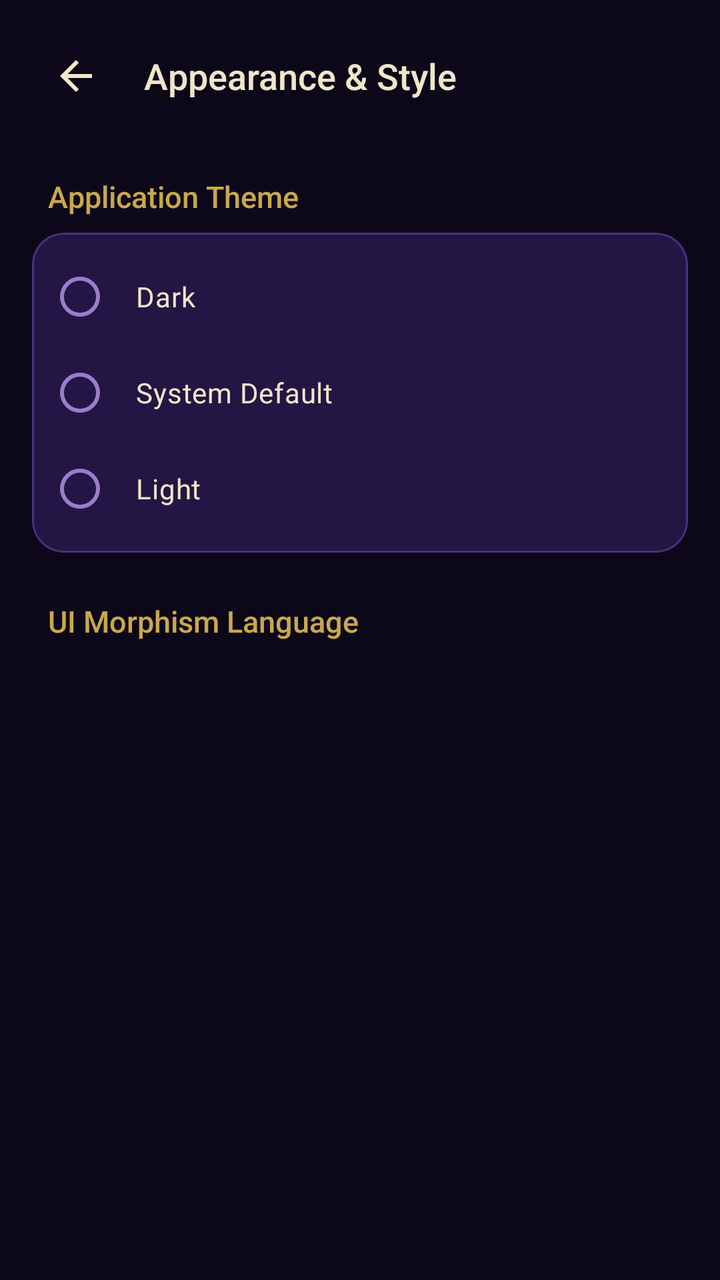
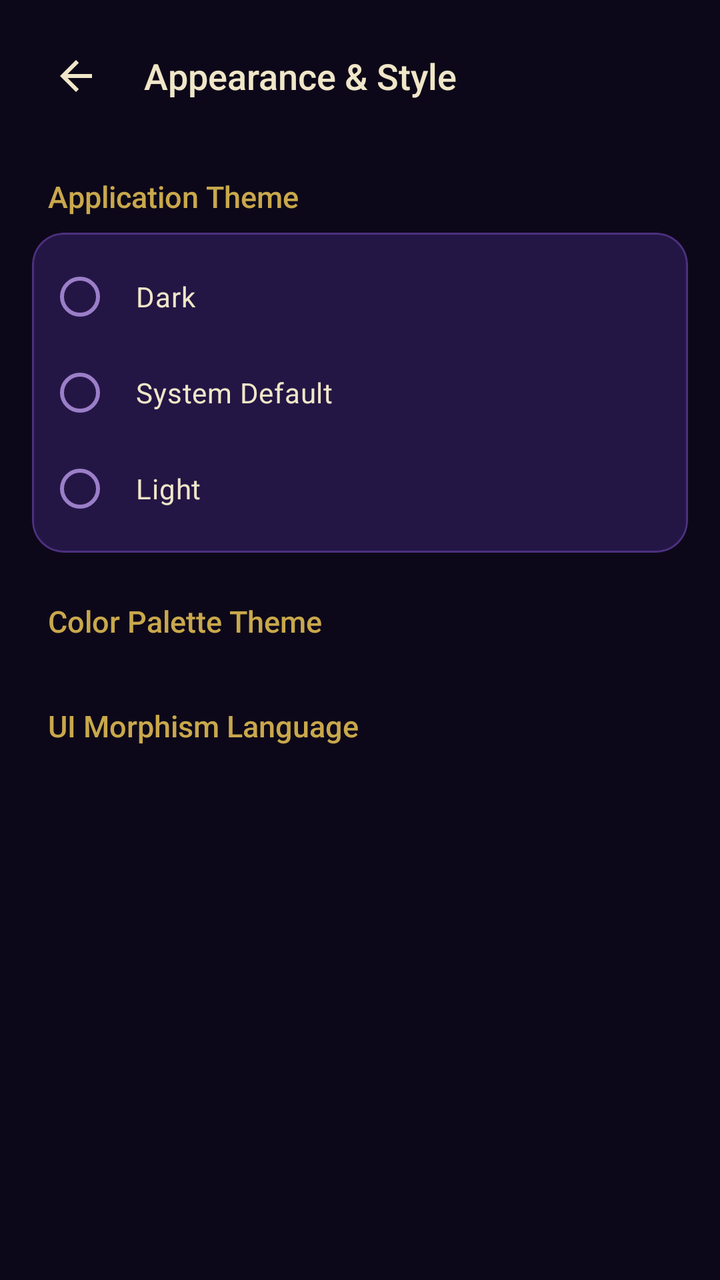

An Android layout rendered at two revisions. The XML below is the earlier revision; the diff shows what the commit changed to produce the second picture.
<!-- AndroidManifest.xml: application theme Theme.Swara -->
<!-- res/layout/fragment_settings.xml -->
<?xml version="1.0" encoding="utf-8"?>
<LinearLayout xmlns:android="http://schemas.android.com/apk/res/android"
    xmlns:app="http://schemas.android.com/apk/res-auto"
    android:id="@+id/layoutSettingsRoot"
    android:layout_width="match_parent"
    android:layout_height="match_parent"
    android:orientation="vertical"
    android:background="@color/swara_night">

    
    <LinearLayout
        android:id="@+id/headerSettings"
        android:layout_width="match_parent"
        android:layout_height="wrap_content"
        android:orientation="horizontal"
        android:gravity="center_vertical"
        android:paddingHorizontal="@dimen/dp_16"
        android:paddingTop="@dimen/dp_16"
        android:paddingBottom="@dimen/dp_12">

        <ImageButton
            android:id="@+id/btnBack"
            android:layout_width="44dp"
            android:layout_height="44dp"
            android:src="@drawable/ic_arrow_back"
            android:background="?attr/selectableItemBackgroundBorderless"
            app:tint="@color/swara_cream"
            android:contentDescription="@string/previous" />

        <TextView
            android:id="@+id/tvSettingsTitle"
            android:layout_width="0dp"
            android:layout_height="wrap_content"
            android:layout_weight="1"
            android:text="@string/appearance"
            android:textSize="@dimen/text_title_lg"
            android:textColor="@color/swara_text_primary"
            android:fontFamily="sans-serif-medium"
            android:layout_marginStart="@dimen/dp_12" />

    </LinearLayout>

    <androidx.core.widget.NestedScrollView
        android:layout_width="match_parent"
        android:layout_height="0dp"
        android:layout_weight="1"
        android:overScrollMode="never"
        android:paddingBottom="144dp">

        <LinearLayout
            android:layout_width="match_parent"
            android:layout_height="wrap_content"
            android:orientation="vertical">

            
            <TextView
                android:id="@+id/tvThemeHeader"
                android:layout_width="wrap_content"
                android:layout_height="wrap_content"
                android:text="@string/theme_title"
                android:textSize="@dimen/text_title_md"
                android:textColor="@color/swara_gold"
                android:fontFamily="sans-serif-medium"
                android:paddingHorizontal="@dimen/dp_24"
                android:paddingTop="@dimen/dp_16"
                android:paddingBottom="@dimen/dp_8" />

            <com.google.android.material.card.MaterialCardView
                android:id="@+id/cardThemeContainer"
                android:layout_width="match_parent"
                android:layout_height="wrap_content"
                android:layout_marginHorizontal="@dimen/dp_16"
                android:layout_marginBottom="@dimen/dp_16"
                app:cardBackgroundColor="@color/swara_surface_2"
                app:cardCornerRadius="@dimen/radius_md"
                app:strokeColor="@color/swara_glass_stroke"
                app:strokeWidth="@dimen/border_regular">

                <RadioGroup
                    android:id="@+id/rgTheme"
                    android:layout_width="match_parent"
                    android:layout_height="wrap_content"
                    android:orientation="vertical"
                    android:padding="@dimen/dp_8">

                    <RadioButton
                        android:id="@+id/rbThemeDark"
                        android:layout_width="match_parent"
                        android:layout_height="wrap_content"
                        android:text="@string/theme_dark"
                        android:textColor="@color/swara_text_primary"
                        android:textSize="@dimen/text_body_md"
                        android:padding="@dimen/dp_12"
                        android:buttonTint="@color/swara_gold" />

                    <RadioButton
                        android:id="@+id/rbThemeSystem"
                        android:layout_width="match_parent"
                        android:layout_height="wrap_content"
                        android:text="@string/theme_system"
                        android:textColor="@color/swara_text_primary"
                        android:textSize="@dimen/text_body_md"
                        android:padding="@dimen/dp_12"
                        android:buttonTint="@color/swara_gold" />

                    <RadioButton
                        android:id="@+id/rbThemeLight"
                        android:layout_width="match_parent"
                        android:layout_height="wrap_content"
                        android:text="@string/theme_light"
                        android:textColor="@color/swara_text_primary"
                        android:textSize="@dimen/text_body_md"
                        android:padding="@dimen/dp_12"
                        android:buttonTint="@color/swara_gold" />

                </RadioGroup>

            </com.google.android.material.card.MaterialCardView>

            
            <TextView
                android:id="@+id/tvMorphismHeader"
                android:layout_width="wrap_content"
                android:layout_height="wrap_content"
                android:text="@string/morphism_title"
                android:textSize="@dimen/text_title_md"
                android:textColor="@color/swara_gold"
                android:fontFamily="sans-serif-medium"
                android:paddingHorizontal="@dimen/dp_24"
                android:paddingTop="@dimen/dp_8"
                android:paddingBottom="@dimen/dp_8" />

            <androidx.recyclerview.widget.RecyclerView
                android:id="@+id/rvMorphismStyles"
                android:layout_width="match_parent"
                android:layout_height="wrap_content"
                android:nestedScrollingEnabled="false"
                android:overScrollMode="never" />

        </LinearLayout>

    </androidx.core.widget.NestedScrollView>

</LinearLayout>
<!-- resources referenced by this layout -->
<resources>
  <color name="swara_cream">#F0E6C8</color>
  <color name="swara_glass_stroke">#4D3080</color>
  <color name="swara_gold">#C9A84C</color>
  <color name="swara_night">#0D0819</color>
  <color name="swara_surface_2">#231645</color>
  <color name="swara_text_primary">#F0E6C8</color>
  <dimen name="border_regular">1dp</dimen>
  <dimen name="dp_12">12dp</dimen>
  <dimen name="dp_16">16dp</dimen>
  <dimen name="dp_24">24dp</dimen>
  <dimen name="dp_8">8dp</dimen>
  <dimen name="radius_md">16dp</dimen>
  <dimen name="text_body_md">14sp</dimen>
  <dimen name="text_title_lg">18sp</dimen>
  <dimen name="text_title_md">15sp</dimen>
  <!-- drawable ic_arrow_back (drawable) -->
  <?xml version="1.0" encoding="utf-8"?>
  <vector xmlns:android="http://schemas.android.com/apk/res/android"
      android:width="24dp" android:height="24dp"
      android:viewportWidth="24" android:viewportHeight="24">
      <path android:fillColor="@android:color/white"
          android:pathData="M20,11H7.83l5.59,-5.59L12,4l-8,8 8,8 1.41,-1.41L7.83,13H20v-2z"/>
  </vector>
  <string name="appearance">Appearance &amp; Style</string>
  <string name="morphism_title">UI Morphism Language</string>
  <string name="previous">Previous</string>
  <string name="theme_dark">Dark</string>
  <string name="theme_light">Light</string>
  <string name="theme_system">System Default</string>
  <string name="theme_title">Application Theme</string>
  <style name="Theme.Swara" parent="Theme.Material3.DayNight.NoActionBar">
          
          <item name="colorPrimary">@color/swara_purple</item>
          <item name="colorOnPrimary">@color/swara_cream</item>
          <item name="colorPrimaryContainer">@color/swara_surface_2</item>
          <item name="colorOnPrimaryContainer">@color/swara_cream</item>
  
          <item name="colorSecondary">@color/swara_gold</item>
          <item name="colorOnSecondary">@color/swara_night</item>
          <item name="colorSecondaryContainer">@color/swara_gold_alpha_20</item>
          <item name="colorOnSecondaryContainer">@color/swara_cream</item>
  
          <item name="colorTertiary">@color/swara_lavender</item>
          <item name="colorOnTertiary">@color/swara_night</item>
  
          <item name="android:colorBackground">@color/swara_night</item>
          <item name="colorSurface">@color/swara_surface_1</item>
          <item name="colorOnSurface">@color/swara_cream</item>
          <item name="colorSurfaceVariant">@color/swara_surface_2</item>
          <item name="colorOnSurfaceVariant">@color/swara_lavender</item>
  
          <item name="colorOutline">@color/swara_glass_stroke</item>
  
          
          <item name="android:textColorPrimary">@color/swara_text_primary</item>
          <item name="android:textColorSecondary">@color/swara_text_secondary</item>
          <item name="android:textColorHint">@color/swara_text_hint</item>
  
          
          <item name="android:statusBarColor">@color/swara_night</item>
          <item name="android:navigationBarColor">@color/swara_night</item>
          <item name="android:windowLightStatusBar">false</item>
  
          
          <item name="android:windowBackground">@color/swara_night</item>
      </style>
  <color name="swara_purple">#3D1F7A</color>
  <color name="swara_gold_alpha_20">#33C9A84C</color>
  <color name="swara_lavender">#9B7EC8</color>
  <color name="swara_surface_1">#1A0E2E</color>
  <color name="swara_text_secondary">#9B7EC8</color>
  <color name="swara_text_hint">#5A4A7A</color>
</resources>

<!-- the commit's change to res/layout/fragment_settings.xml (unified diff, before → after) -->
@@ -119,6 +119,27 @@
 
             
             <TextView
+                android:id="@+id/tvColorThemeHeader"
+                android:layout_width="wrap_content"
+                android:layout_height="wrap_content"
+                android:text="@string/color_theme_header"
+                android:textSize="@dimen/text_title_md"
+                android:textColor="@color/swara_gold"
+                android:fontFamily="sans-serif-medium"
+                android:paddingHorizontal="@dimen/dp_24"
+                android:paddingTop="@dimen/dp_8"
+                android:paddingBottom="@dimen/dp_8" />
+
+            <androidx.recyclerview.widget.RecyclerView
+                android:id="@+id/rvColorThemes"
+                android:layout_width="match_parent"
+                android:layout_height="wrap_content"
+                android:nestedScrollingEnabled="false"
+                android:overScrollMode="never"
+                android:layout_marginBottom="@dimen/dp_16" />
+
+            
+            <TextView
                 android:id="@+id/tvMorphismHeader"
                 android:layout_width="wrap_content"
                 android:layout_height="wrap_content"
<!-- resource entries referenced after the edit -->
@@ -24,6 +24,7 @@
           android:pathData="M20,11H7.83l5.59,-5.59L12,4l-8,8 8,8 1.41,-1.41L7.83,13H20v-2z"/>
   </vector>
   <string name="appearance">Appearance &amp; Style</string>
+  <string name="color_theme_header">Color Palette Theme</string>
   <string name="morphism_title">UI Morphism Language</string>
   <string name="previous">Previous</string>
   <string name="theme_dark">Dark</string>
